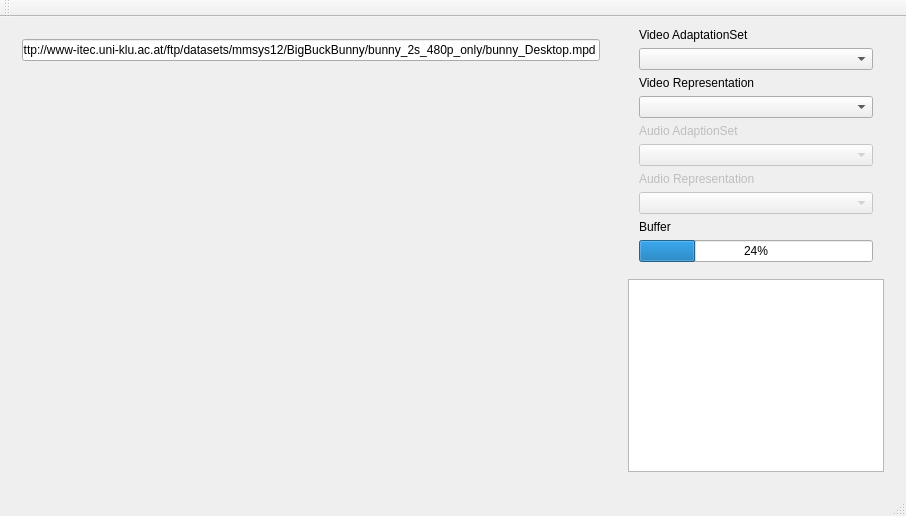
The window that libdash/qtsampleplayer/qtsampleplayer.ui (bitmovin/libdash) describes before a commit, drawn with Qt 5.
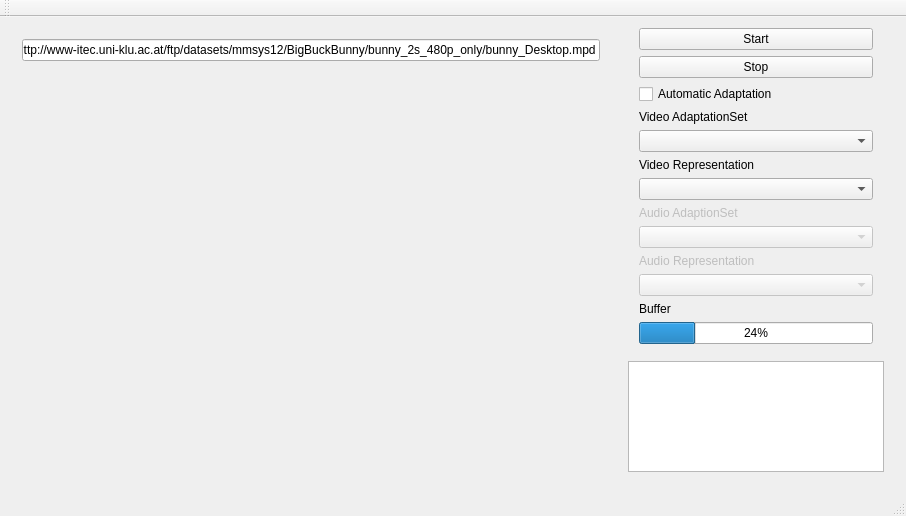
The same window after the commit.

Commit message: Added Start/Stop button and Automatic Adaptation Checkbox to interface

The edit to the form file:
```diff
--- a/libdash/qtsampleplayer/qtsampleplayer.ui
+++ b/libdash/qtsampleplayer/qtsampleplayer.ui
@@ -75,6 +75,27 @@
           <property name="topMargin">
            <number>0</number>
           </property>
+          <item>
+           <widget class="QPushButton" name="pushButton">
+            <property name="text">
+             <string>Start</string>
+            </property>
+           </widget>
+          </item>
+          <item>
+           <widget class="QPushButton" name="pushButton_2">
+            <property name="text">
+             <string>Stop</string>
+            </property>
+           </widget>
+          </item>
+          <item>
+           <widget class="QCheckBox" name="checkBox">
+            <property name="text">
+             <string>Automatic Adaptation</string>
+            </property>
+           </widget>
+          </item>
           <item>
            <widget class="QLabel" name="label">
             <property name="text">
```
The commit also changes 1 other file.
